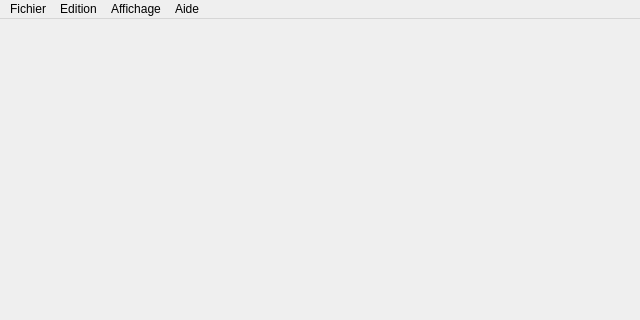
The window that Project/qcmedit.ui (Qdesmettre/QCM_generator) describes before a commit, drawn with Qt 5; both pictures show x 0 to 640 and y 0 to 320 of the 640 by 480 pixel window.
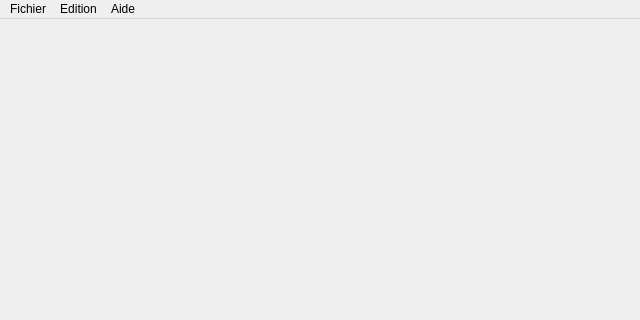
The same window after the commit.

What changed in the file:
```diff
--- a/Project/qcmedit.ui
+++ b/Project/qcmedit.ui
@@ -52,12 +52,6 @@
     <addaction name="actionD_placer"/>
     <addaction name="actionBarre_d_outils"/>
    </widget>
-   <widget class="QMenu" name="menuAffichage">
-    <property name="title">
-     <string>Affichage</string>
-    </property>
-    <addaction name="actionMode_sombre"/>
-   </widget>
    <widget class="QMenu" name="menuAide">
     <property name="title">
      <string>Aide</string>
@@ -67,7 +61,6 @@
    </widget>
    <addaction name="menuFile"/>
    <addaction name="menuEdition"/>
-   <addaction name="menuAffichage"/>
    <addaction name="menuAide"/>
   </widget>
   <widget class="QStatusBar" name="statusbar"/>
```
Left out of the diff: 8 changed lines with no effect on the pictures.
